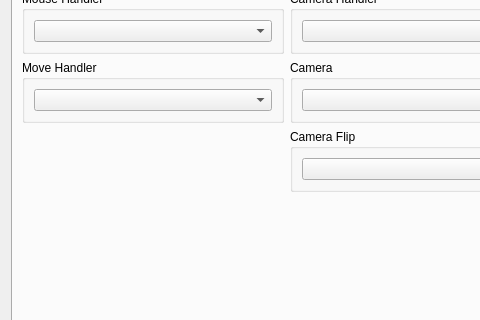
Before: the Qt Designer form rpcs3/rpcs3qt/settings_dialog.ui in RPCS3/rpcs3, drawn with Qt 5; both pictures show x 0 to 480 and y 124 to 444 of the 856 by 688 pixel window.
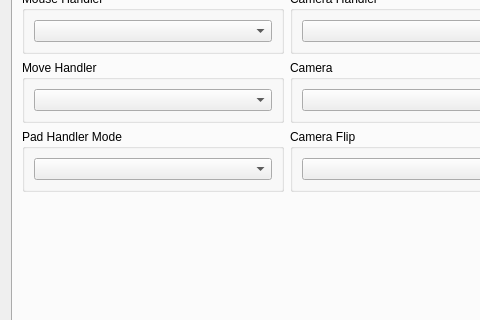
After: the same form once the commit is applied. The open tabs and pages were chosen to show the change. Icons and pictures are not drawn.

Commit message:
Input: multithreaded handlers
Implements naive multithreading for input handlers.

```diff
--- a/rpcs3/rpcs3qt/settings_dialog.ui
+++ b/rpcs3/rpcs3qt/settings_dialog.ui
@@ -1572,6 +1572,18 @@
             </layout>
            </widget>
           </item>
+          <item row="3" column="0">
+           <widget class="QGroupBox" name="gb_pad_mode">
+            <property name="title">
+             <string>Pad Handler Mode</string>
+            </property>
+            <layout class="QVBoxLayout" name="gb_pad_mode_layout">
+             <item>
+              <widget class="QComboBox" name="padModeBox"/>
+             </item>
+            </layout>
+           </widget>
+          </item>
          </layout>
         </item>
         <item>
```
Left out of the diff: 3 changed lines with no effect on the pictures. The commit also changes 8 other files.
